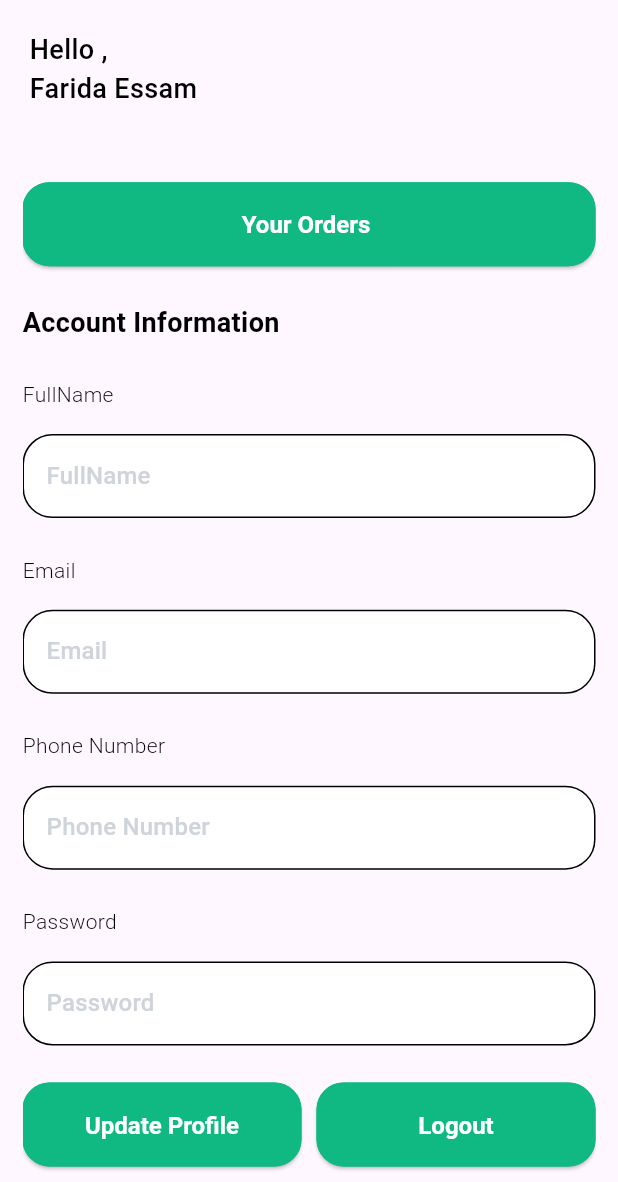
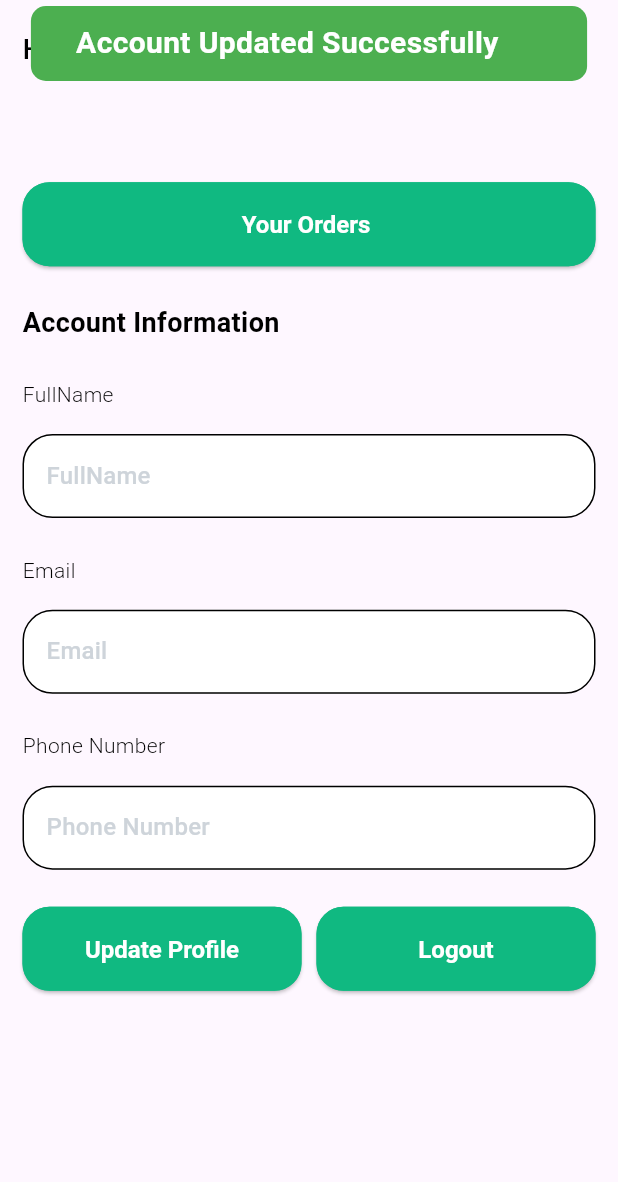
Before and after one commit to Faridaessam1/eco, a Flutter app: the ProfileTab screen opened directly, after a tap on "Update Profile", on a phone screen of 412 x 824 dp, the part 54-1236 px from its top. Run offline on Flutter 3.47's test engine with Material 3 defaults, Android fonts, the phone set to English and light mode, and no system bars; our stand-ins replace animated_custom_dropdown, bot_toast, cloud_firestore, firebase_auth, firebase_core, flutter_easyloading and 3 more; accounts and stored records are empty; generated files the repository leaves out were written again.

Commit message:
finish profile tabs for seller and customer

```diff
--- /dev/null
+++ b/lib/core/FirebaseServices/firebas_firestore_customer.dart
@@ -0,0 +1,67 @@
+import 'package:cloud_firestore/cloud_firestore.dart';
+import 'package:firebase_auth/firebase_auth.dart';
+import 'package:flutter/material.dart';
+
+abstract class FireBaseFirestoreServicesCustomer{
+
+  static Future<void> getCustomerProfileData({
+    required TextEditingController nameController,
+    required TextEditingController phoneController,
+    required TextEditingController emailController,
+    required VoidCallback onDataLoaded,
+  }) async {
+    final currentUserId = FirebaseAuth.instance.currentUser!.uid;
+
+    try {
+      final doc = await FirebaseFirestore.instance
+          .collection('users')
+          .doc(currentUserId)
+          .get();
+
+      if (doc.exists) {
+        final data = doc.data()!;
+
+        nameController.text = data['name'] ;
+        phoneController.text = data['phone'];
+        emailController.text = data['email'];
+        onDataLoaded();
+      }
+    } catch (e) {
+      print("Error fetching customer data: $e");
+    }
+  }
+
+
+  static Future<bool> updateCustomerProfile({
+    required String name,
+    required String phone,
+    required String email,
+  }) async {
+    try {
+      var userId = FirebaseAuth.instance.currentUser?.uid;
+
+      if (userId != null) {
+        var userDocRef = FirebaseFirestore.instance.collection('users').doc(userId);
+
+        var docSnapshot = await userDocRef.get();
+        if (!docSnapshot.exists) {
+          print("No document found for the current customer.");
+          return false;
+        }
+
+        await userDocRef.update({
+          'name': name,
+          'phone': phone,
+          'email': email,
+        });
+
+        return true;
+      }
+      return false;
+    } catch (e) {
+      print('Error updating customer profile: $e');
+      return false;
+    }
+  }
+
+}
--- a/lib/ui/customer/profileTab/profile_tab.dart
+++ b/lib/ui/customer/profileTab/profile_tab.dart
@@ -1,19 +1,45 @@
 
 import 'package:flutter/material.dart';
+import 'package:flutter_easyloading/flutter_easyloading.dart';
 
+import '../../../core/FirebaseServices/firebas_firestore_customer.dart';
 import '../../../core/FirebaseServices/firebase_auth.dart';
 import '../../../core/constants/app_assets.dart';
 import '../../../core/constants/app_colors.dart';
 import '../../../core/routes/page_route_names.dart';
+import '../../../core/utils/snack_bar_services.dart';
 import '../../../core/widgets/custom_elevated_button.dart';
 import '../../../core/widgets/custom_text_form_field.dart';
 
 
-class ProfileTab extends StatelessWidget{
+class ProfileTab extends StatefulWidget{
+  @override
+  State<ProfileTab> createState() => _ProfileTabState();
+}
+
+class _ProfileTabState extends State<ProfileTab> {
+  final TextEditingController _fullNameController = TextEditingController();
+  final TextEditingController _emailController = TextEditingController();
+  final TextEditingController _phoneController = TextEditingController();
+  final GlobalKey<FormState> _formKey = GlobalKey<FormState>();
+
+  @override
+  void initState() {
+    super.initState();
+    FireBaseFirestoreServicesCustomer.getCustomerProfileData(
+      nameController: _fullNameController,
+      phoneController: _phoneController,
+      emailController: _emailController,
+      onDataLoaded: () {
+        setState(() {});
+      },
+    );
+  }
+
+
   @override
   Widget build(BuildContext context) {
     var height = MediaQuery.of(context).size.height;
-    var width = MediaQuery.of(context).size.width;
     return Scaffold(
       appBar: AppBar(
         title: Image.asset(
@@ -25,12 +51,14 @@ class ProfileTab extends StatelessWidget{
       body: Padding(
         padding: const EdgeInsets.symmetric(horizontal: 15),
         child: SingleChildScrollView(
+          child: Form(
+            key: _formKey,
             child: Column(
               crossAxisAlignment: CrossAxisAlignment.start,
               children: [
-              const Text(
-                " Hello ,\n Farida Essam",
-                style: TextStyle(
+               Text(
+                "Hello,\n ${_fullNameController.text.trim()}",
+                style: const TextStyle(
                     color: AppColors.black,
                     fontWeight: FontWeight.w500,
                     fontSize: 18,
@@ -72,6 +100,7 @@ class ProfileTab extends StatelessWidget{
                   ), ),
                 SizedBox(height: height * 0.02,),
                 CustomTextFormField(
+                  controller: _fullNameController ,
                   hintText: "FullName",
                   filledColor: AppColors.white,
                   borderColor: AppColors.black,
@@ -87,6 +116,7 @@ class ProfileTab extends StatelessWidget{
                   ), ),
                 SizedBox(height: height * 0.02,),
                 CustomTextFormField(
+                  controller: _emailController,
                   hintText: "Email",
                   filledColor: AppColors.white,
                   borderColor: AppColors.black,
@@ -102,6 +132,7 @@ class ProfileTab extends StatelessWidget{
                   ), ),
                 SizedBox(height: height * 0.02,),
                 CustomTextFormField(
+                  controller: _phoneController,
                   hintText: "Phone Number",
                   filledColor: AppColors.white,
                   borderColor: AppColors.black,
@@ -109,25 +140,30 @@ class ProfileTab extends StatelessWidget{
                 ),
                 SizedBox(height: height * 0.03,),
 
-              const Text("Password" ,
-                style: TextStyle(
-                  color: AppColors.black,
-                  fontWeight: FontWeight.w300,
-                  fontSize: 14,
-                ), ),
-              SizedBox(height: height * 0.02,),
-              CustomTextFormField(
-                hintText: "Password",
-                filledColor: AppColors.white,
-                borderColor: AppColors.black,
-                hintTextColor: AppColors.grey,
-              ),
-              SizedBox(height: height * 0.03,),
                 Row(
                   children: [
                     Expanded(
                       child: CustomElevatedButton(
-                      onPressed: (){print("");},
+                        onPressed: () async {
+                          if (_formKey.currentState?.validate() ?? false){
+                            bool success = await FireBaseFirestoreServicesCustomer
+                                .updateCustomerProfile(
+                              name: _fullNameController.text,
+                              phone: _phoneController.text,
+                              email: _emailController.text,
+                            );
+                            if (success) {
+                              EasyLoading.show();
+                              SnackBarServices.showSuccessMessage("Account Updated Successfully");
+                              EasyLoading.dismiss();
+                            } else {
+                              EasyLoading.show();
+                              SnackBarServices.showErrorMessage("Failed to update profile. Try again.");
+                            EasyLoading.dismiss();
+                            }
+                          }
+
+                        },
                         text: "Update Profile",
                         buttonColor: AppColors.primaryColor,
                         textColor: AppColors.white,
@@ -140,7 +176,7 @@ class ProfileTab extends StatelessWidget{
                     Expanded(
                       child: CustomElevatedButton(
                         onPressed: (){
-                        FirebaseFunctions.logOut();
+                          FirebaseFunctions.logout();
                         },
                         text: "Logout",
                         buttonColor: AppColors.primaryColor,
@@ -159,7 +195,7 @@ class ProfileTab extends StatelessWidget{
             ),
           ),
         ),
+      ),
     );
   }
-
 }
--- a/lib/ui/seller/new dish/new_dish_view.dart
+++ b/lib/ui/seller/new dish/new_dish_view.dart
@@ -3,7 +3,6 @@ import 'dart:io';
 
 import 'package:animated_custom_dropdown/custom_dropdown.dart';
 import 'package:cloud_firestore/cloud_firestore.dart';
-import 'package:eco_eaters_app_3/core/FirebaseServices/firebase_firestore.dart';
 import 'package:eco_eaters_app_3/Data/dish_data_model.dart';
 import 'package:eco_eaters_app_3/core/extentions/padding_ext.dart';
 import 'package:eco_eaters_app_3/core/routes/page_route_names.dart';
```
Also changed, not shown: lib/core/FirebaseServices/firebase_auth.dart (+5 -4 lines), lib/core/FirebaseServices/firebase_firestore_seller.dart (renamed from lib/core/FirebaseServices/firebase_firestore.dart, +10 -10 lines), lib/ui/seller/profile/seller_profile_view.dart (+43 -46 lines), pubspec.lock. Lines whose indentation alone changed are shown as unchanged.
